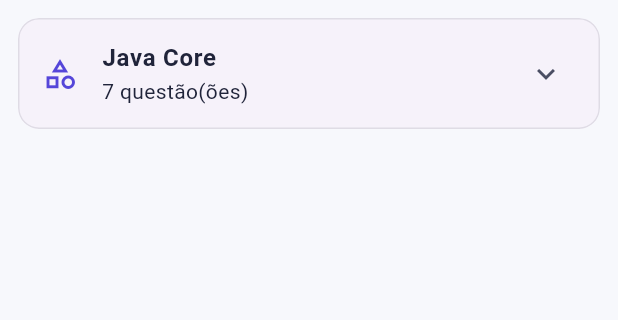
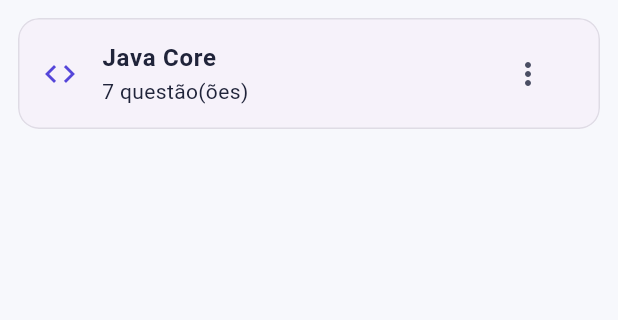
Before and after one commit to HoudiniGM/QUIZtion2, a Flutter app: the QuestionBankScreen screen opened by its route, on a phone screen of 412 x 824 dp, the part 84-404 px from its top. Run offline on Flutter 3.47's test engine with Material 3 defaults, Android fonts, the phone set to English and light mode, and no system bars; our stand-ins replace drift, drift_flutter, go_router, shared_preferences; accounts and stored records are empty; generated files the repository leaves out were written again.

Commit message:
feat(app): theme icons library + delete theme/subtopic in bank
- Add nullable icon column to themes (schema v6) and a curated Material
  icon library (ThemeIcons) with a floating icon picker dialog.
- Create-theme flow (Generate) now offers choosing an icon; the bank
  shows each theme's icon and lets you change it or delete the theme.
- Bank: delete whole theme (cascades subtopics+questions) and delete a
  subtopic (cascades its questions), each with confirmation.
- Repository: insertTheme(icon), updateThemeIcon, deleteTheme,
  deleteSubtopic (transactional); AppState wrappers.

```diff
--- a/app/lib/data/app_database.dart
+++ b/app/lib/data/app_database.dart
@@ -36,7 +36,7 @@ class AppDatabase extends _$AppDatabase {
             ));
 
   @override
-  int get schemaVersion => 5;
+  int get schemaVersion => 6;
 
   @override
   MigrationStrategy get migration => MigrationStrategy(
@@ -55,6 +55,7 @@ class AppDatabase extends _$AppDatabase {
           //       history is out of scope).
           //   v5: reduced the seed to a single example theme. No schema
           //       change, but the reset re-seeds with the new content.
+          //   v6: themes gained a nullable icon column.
           // NOTE: this drop/recreate on upgrade is acceptable while the only
           // data is seeded examples. Once users create and keep their own
           // themes/questions, replace this with proper per-version migrations
--- a/app/lib/data/tables.dart
+++ b/app/lib/data/tables.dart
@@ -5,6 +5,8 @@ import 'package:drift/drift.dart';
 class Themes extends Table {
   TextColumn get id => text()();
   TextColumn get name => text()();
+  // Optional icon identifier from the app's icon library (see ThemeIcons).
+  TextColumn get icon => text().nullable()();
   DateTimeColumn get createdAt => dateTime()();
 
   @override
--- a/app/lib/ui/screens/generate_screen.dart
+++ b/app/lib/ui/screens/generate_screen.dart
@@ -5,6 +5,7 @@ import 'package:provider/provider.dart';
 import '../../domain/difficulty.dart';
 import '../../state/app_state.dart';
 import '../../state/generation_controller.dart';
+import '../widgets/icon_picker.dart';
 import '../widgets/selector_with_create.dart';
 
 /// "Gerar questões" screen (requirements, sections 4.2 and 5).
@@ -73,7 +74,10 @@ class _GenerateViewState extends State<_GenerateView> {
                 _subtopic = null;
               }),
               onCreate: (name) async {
-                final created = await appState.createTheme(name);
+                // Offer picking an icon for the new theme (floating dialog).
+                final iconId = await showThemeIconPicker(context);
+                final created =
+                    await appState.createTheme(name, icon: iconId);
                 setState(() {
                   _theme = created;
                   _subtopic = null;
--- /dev/null
+++ b/app/lib/ui/theme_icons.dart
@@ -0,0 +1,53 @@
+import 'package:flutter/material.dart';
+
+/// A small, curated library of icons for themes. Icons are from Material
+/// (bundled with Flutter, no assets to download). Each entry has a stable
+/// [id] (persisted in the database) and a pt-BR [label] for the picker.
+class ThemeIconOption {
+  final String id;
+  final IconData icon;
+  final String label;
+
+  const ThemeIconOption(this.id, this.icon, this.label);
+}
+
+abstract class ThemeIcons {
+  /// Default icon when a theme has none set.
+  static const IconData fallback = Icons.category_outlined;
+
+  static const List<ThemeIconOption> all = [
+    ThemeIconOption('code', Icons.code, 'Programação'),
+    ThemeIconOption('terminal', Icons.terminal, 'Terminal'),
+    ThemeIconOption('database', Icons.storage, 'Banco de dados'),
+    ThemeIconOption('web', Icons.public, 'Web'),
+    ThemeIconOption('devices', Icons.devices, 'Dispositivos'),
+    ThemeIconOption('security', Icons.security, 'Segurança'),
+    ThemeIconOption('cloud', Icons.cloud, 'Nuvem'),
+    ThemeIconOption('math', Icons.functions, 'Matemática'),
+    ThemeIconOption('calculate', Icons.calculate, 'Cálculo'),
+    ThemeIconOption('physics', Icons.science, 'Ciências'),
+    ThemeIconOption('biology', Icons.biotech, 'Biologia'),
+    ThemeIconOption('chemistry', Icons.bubble_chart, 'Química'),
+    ThemeIconOption('history', Icons.account_balance, 'História'),
+    ThemeIconOption('geography', Icons.travel_explore, 'Geografia'),
+    ThemeIconOption('language', Icons.translate, 'Idiomas'),
+    ThemeIconOption('literature', Icons.menu_book, 'Literatura'),
+    ThemeIconOption('art', Icons.palette, 'Artes'),
+    ThemeIconOption('music', Icons.music_note, 'Música'),
+    ThemeIconOption('health', Icons.favorite, 'Saúde'),
+    ThemeIconOption('economy', Icons.attach_money, 'Economia'),
+    ThemeIconOption('law', Icons.gavel, 'Direito'),
+    ThemeIconOption('engineering', Icons.engineering, 'Engenharia'),
+    ThemeIconOption('sports', Icons.sports_soccer, 'Esportes'),
+    ThemeIconOption('general', Icons.lightbulb, 'Geral'),
+  ];
+
+  /// Returns the IconData for a stored id, or the fallback.
+  static IconData byId(String? id) {
+    if (id == null) return fallback;
+    for (final o in all) {
+      if (o.id == id) return o.icon;
+    }
+    return fallback;
+  }
+}
```
Also changed, not shown: app/lib/data/question_repository.dart (+74 -3 lines), app/lib/data/sample_data.dart (+6 -1 lines), app/lib/state/app_state.dart (+33 -1 lines), app/lib/ui/screens/question_bank_screen.dart (+95 -3 lines), app/lib/ui/widgets/icon_picker.dart (added, +104 -0 lines).
